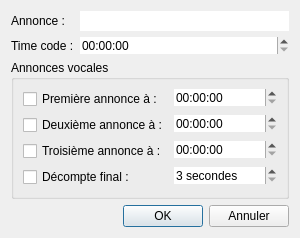
Above: src/EditEvent.ui from Folcogh/NVM before the change. Below: the same form after it.
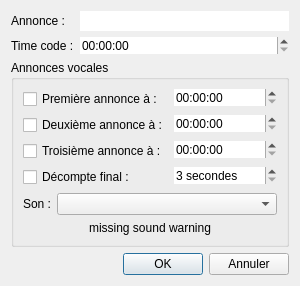
That is the form after the change.

Commit message: - added countdown sounds, from 1 to 30 seconds - added sound selection in EditEvent - added sound in Event class and serialization

The edit to the form file:
```diff
--- a/src/EditEvent.ui
+++ b/src/EditEvent.ui
@@ -7,7 +7,7 @@
     <x>0</x>
     <y>0</y>
     <width>300</width>
-    <height>224</height>
+    <height>273</height>
    </rect>
   </property>
   <property name="minimumSize">
@@ -66,7 +66,9 @@
      <property name="checked">
       <bool>false</bool>
      </property>
-     <layout class="QFormLayout" name="formLayout">
+     <layout class="QVBoxLayout" name="verticalLayout_2">
+      <item>
+       <layout class="QFormLayout" name="FormAnnouncement">
       <item row="0" column="0">
        <widget class="QCheckBox" name="CheckFirstAnnounce">
         <property name="text">
@@ -128,7 +130,39 @@
          <number>3</number>
         </property>
         <property name="maximum">
-         <number>60</number>
+           <number>30</number>
+          </property>
+         </widget>
+        </item>
+       </layout>
+      </item>
+      <item>
+       <layout class="QHBoxLayout" name="HLayoutSound">
+        <item>
+         <widget class="QLabel" name="LabelSound">
+          <property name="sizePolicy">
+           <sizepolicy hsizetype="Fixed" vsizetype="Preferred">
+            <horstretch>0</horstretch>
+            <verstretch>0</verstretch>
+           </sizepolicy>
+          </property>
+          <property name="text">
+           <string>Son :</string>
+          </property>
+         </widget>
+        </item>
+        <item>
+         <widget class="QComboBox" name="ComboSound"/>
+        </item>
+       </layout>
+      </item>
+      <item>
+       <widget class="QLabel" name="LabelSoundNotExisting">
+        <property name="text">
+         <string>missing sound warning</string>
+        </property>
+        <property name="alignment">
+         <set>Qt::AlignCenter</set>
         </property>
        </widget>
       </item>
```
Left out of the diff: 14 changed lines with no effect on the pictures. Lines whose indentation alone changed are shown as unchanged. The commit also changes 44 other files.
